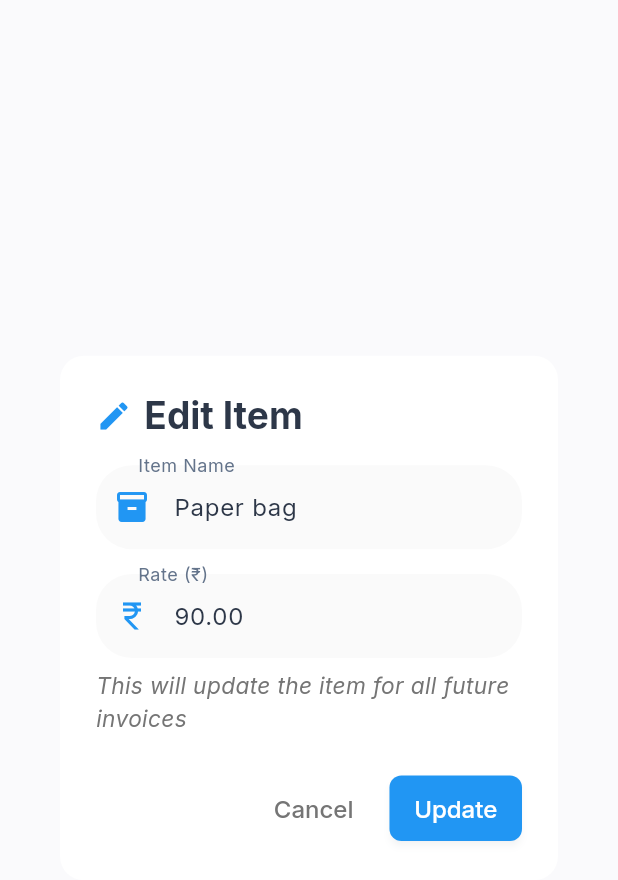
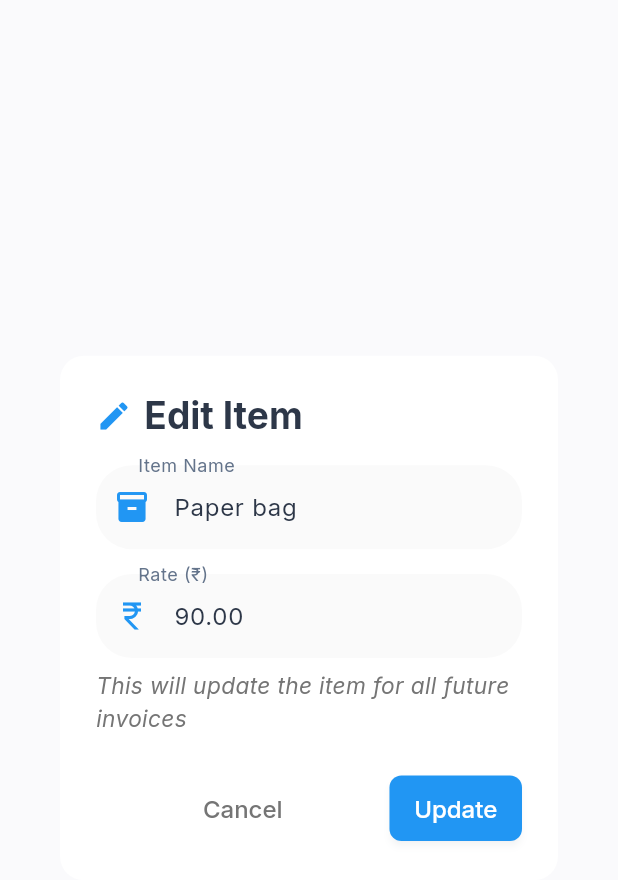
Before and after one commit to Sarthak030506/invoiceflow, a Flutter app: the RateEditDialog widget shown alone on an empty page, opened directly with sample values from the repository, on a phone screen of 412 x 824 dp. Shown: the top 880 px of the screen. Run offline on Flutter 3.47's test engine with Material 3 defaults, Android fonts, the phone set to English and light mode, and no system bars; our stand-ins replace cached_network_image, cloud_firestore, contacts_service, csv, dio, file_picker and 15 more; accounts and stored records are empty.

Commit message:
fix: Remove Spacer from AlertDialog actions to prevent crash
Fixed crash caused by using Spacer widget inside AlertDialog actions.
The error occurred because AlertDialog uses OverflowBar for actions,
which doesn't support Expanded/Spacer widgets (needs Row/Column).

Error:
"Incorrect use of ParentDataWidget. The ParentDataWidget Expanded(flex: 1)
wants to apply ParentData of type FlexParentData to a RenderObject, which
has been set up to accept ParentData of incompatible type _OverflowBarParentData."

Changes:
- Removed const Spacer() from actions list
- Added actionsAlignment: MainAxisAlignment.spaceBetween to spread buttons
- Added else SizedBox.shrink() when reset button is hidden to maintain spacing

The dialog now works without crashes and buttons are properly spaced.

```diff
--- a/lib/widgets/rate_edit_dialog.dart
+++ b/lib/widgets/rate_edit_dialog.dart
@@ -292,6 +292,7 @@ class _RateEditDialogState extends State<RateEditDialog> {
           ),
         ),
       ),
+      actionsAlignment: MainAxisAlignment.spaceBetween,
       actions: [
         // Reset button (only show if has custom rate)
         if (_hasCustomRate)
@@ -302,9 +303,9 @@ class _RateEditDialogState extends State<RateEditDialog> {
             style: TextButton.styleFrom(
               foregroundColor: Colors.orange,
             ),
-          ),
-
-        const Spacer(),
+          )
+        else
+          const SizedBox.shrink(),
 
         // Cancel button
         TextButton(
```
